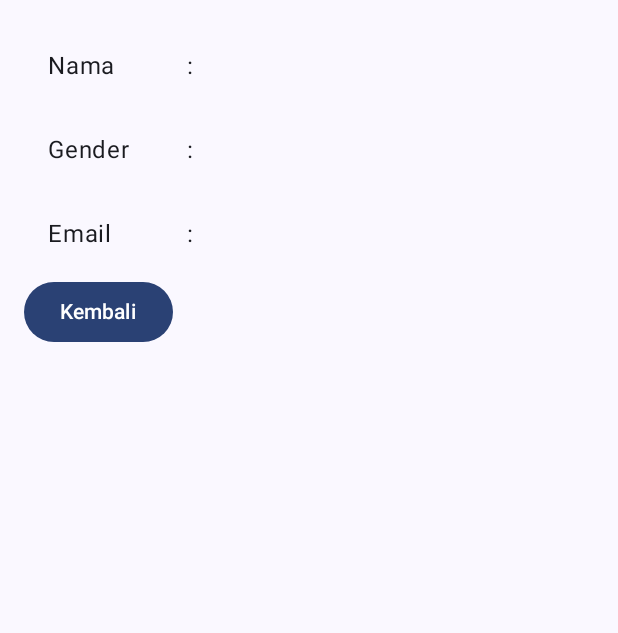
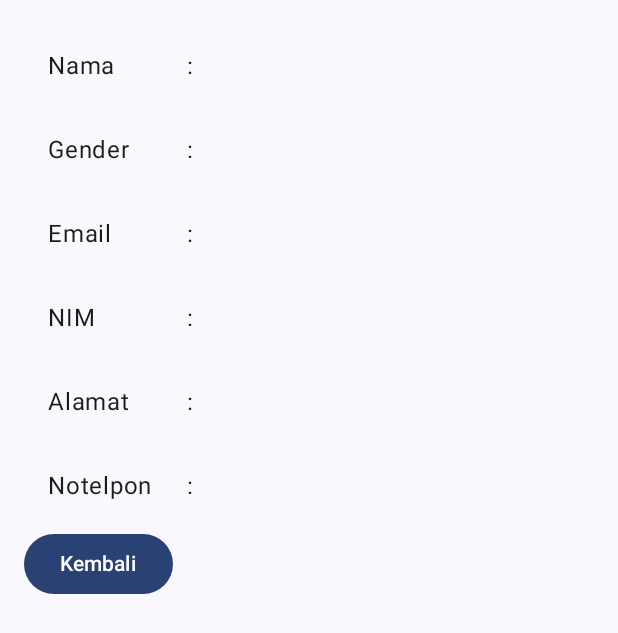
Before and after one commit to emzhran/QuestNavigasiMVVM_118, an Android app built with Jetpack Compose: the TampilDataView screen opened through its navigation route, on a phone screen of 412 x 824 dp. Shown: the top 633 px of the screen. Run offline under Robolectric (Android 15) with nearby library versions, the phone set to English and light mode, and no system bars.

Commit message:
menambahkan tampilan data untuk nim, alamat, notelpon

```diff
--- a/app/src/main/java/com/example/mvvm118/ui/view/TampilData.kt
+++ b/app/src/main/java/com/example/mvvm118/ui/view/TampilData.kt
@@ -23,6 +23,9 @@ fun TampilDataView(
         TampilData(param = "Nama", argu = uiState.nama)
         TampilData(param = "Gender", argu = uiState.gender)
         TampilData(param = "Email", argu = uiState.email)
+        TampilData(param = "NIM", argu = uiState.nim)
+        TampilData(param = "Alamat", argu = uiState.alamat)
+        TampilData(param = "Notelpon", argu = uiState.notelpon)
         Button(onClick =  onBackButton ) {
             Text(text = "Kembali")
         }
```
